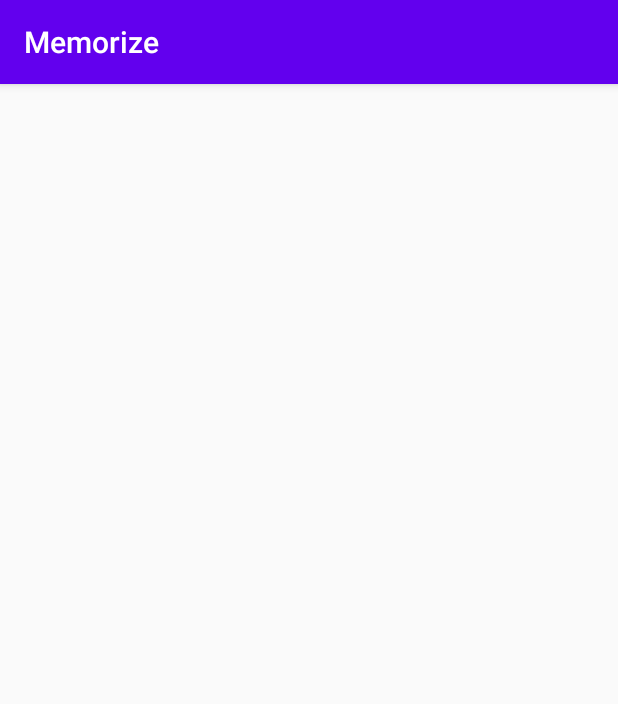
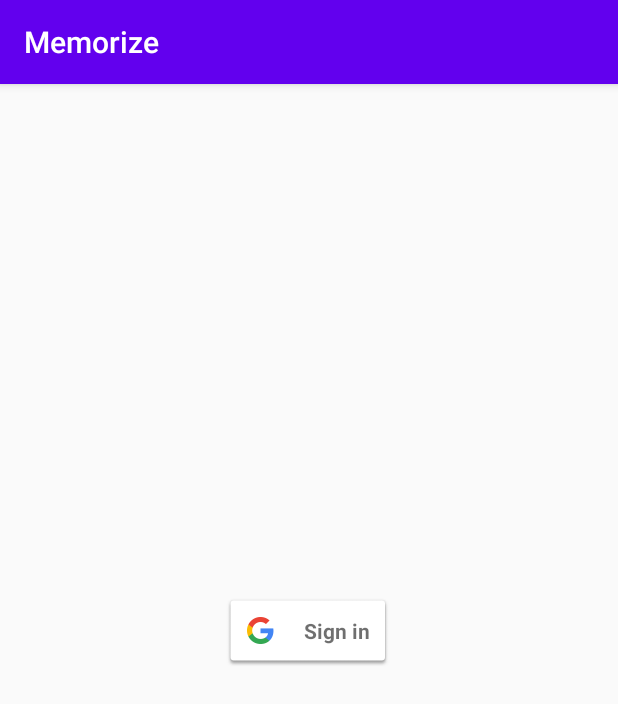
Before and after one commit to ddimoski/memorize, an Android app: the screen it shows after launch (MainActivity), on a phone screen of 412 x 824 dp. Shown: the top 704 px of the screen. Run offline under Robolectric (Android 15) with nearby library versions, the phone set to English and light mode, and no system bars.

Commit message:
successfully added google sign in option

```diff
--- a/app/build.gradle
+++ b/app/build.gradle
@@ -49,4 +49,10 @@ dependencies {
 
     // optional - Test helpers
     testImplementation "androidx.room:room-testing:$room_version"
+
+    implementation 'com.google.android.gms:play-services-auth:18.1.0'
+
+    implementation 'com.github.bumptech.glide:glide:4.11.0'
+    annotationProcessor 'com.github.bumptech.glide:compiler:4.11.0'
+
 }
--- a/app/src/main/AndroidManifest.xml
+++ b/app/src/main/AndroidManifest.xml
@@ -11,6 +11,8 @@
         android:roundIcon="@mipmap/ic_launcher_round"
         android:supportsRtl="true"
         android:theme="@style/AppTheme">
+        <activity android:name=".ProfileActivity"></activity>
+        <activity android:name=".HomeActivity" />
         <activity android:name=".MainActivity">
             <intent-filter>
                 <action android:name="android.intent.action.MAIN" />
--- a/app/src/main/java/com/finki/mpip/memorize/MainActivity.kt
+++ b/app/src/main/java/com/finki/mpip/memorize/MainActivity.kt
@@ -1,11 +1,86 @@
 package com.finki.mpip.memorize
 
+import android.content.Intent
+import android.os.Bundle
+import android.util.Log
+import android.view.View
+import android.widget.Toast
+import androidx.annotation.NonNull
 import androidx.appcompat.app.AppCompatActivity
-import android.os.Bundle
+import com.google.android.gms.auth.api.signin.GoogleSignIn
+import com.google.android.gms.auth.api.signin.GoogleSignInAccount
+import com.google.android.gms.auth.api.signin.GoogleSignInClient
+import com.google.android.gms.auth.api.signin.GoogleSignInOptions
+import com.google.android.gms.common.SignInButton
+import com.google.android.gms.common.api.ApiException
+import com.google.android.gms.tasks.OnCompleteListener
+import com.google.android.gms.tasks.Task
+
 
 class MainActivity : AppCompatActivity() {
+
+    private lateinit var signInButton: SignInButton
+    private lateinit var mGoogleSignInClient: GoogleSignInClient
+    private val RC_SIGN_IN = 1
+
     override fun onCreate(savedInstanceState: Bundle?) {
         super.onCreate(savedInstanceState)
         setContentView(R.layout.activity_main)
+
+        signInButton = findViewById(R.id.sign_in_button)
+        signInButton.setSize(SignInButton.SIZE_STANDARD)
+
+        signInButton.setOnClickListener { view ->
+            signInWithGoogle(view)
+        }
+
+        // Configure sign-in to request the user's ID, email address, and basic
+        // profile. ID and basic profile are included in DEFAULT_SIGN_IN.
+        val gso = GoogleSignInOptions.Builder(GoogleSignInOptions.DEFAULT_SIGN_IN)
+            .requestEmail()
+            .build()
+
+        mGoogleSignInClient = GoogleSignIn.getClient(this, gso)
+
     }
+
+    override fun onStart() {
+        super.onStart()
+        // Check for existing Google Sign In account, if the user is already signed in the GoogleSignInAccount will be non-null.
+        val account = GoogleSignIn.getLastSignedInAccount(this)
+        //updateUI(account)
+        //TODO: REDIRECT TO THE NEW ACTIVITY IF SIGNED IN (NEW INTENT) - maybe send the account?
+    }
+
+    fun signInWithGoogle(view: View) {
+        val signInIntent = mGoogleSignInClient.signInIntent
+        startActivityForResult(signInIntent, RC_SIGN_IN)
+    }
+
+    override fun onActivityResult(requestCode: Int, resultCode: Int, data: Intent?) {
+        super.onActivityResult(requestCode, resultCode, data)
+        if (requestCode == RC_SIGN_IN) {
+            // The Task returned from this call is always completed, no need to attach
+            // a listener.
+            val task: Task<GoogleSignInAccount> = GoogleSignIn.getSignedInAccountFromIntent(data);
+            handleSignInResult(task);
+        }
+
+    }
+
+    private fun handleSignInResult(completedTask: Task<GoogleSignInAccount>) {
+        try {
+            val account = completedTask.getResult(ApiException::class.java)
+            // Signed in successfully, show authenticated UI.
+            val homeIntent: Intent = Intent(this, HomeActivity::class.java)
+            homeIntent.putExtra("account", account)
+            startActivity(homeIntent)
+        } catch (e: ApiException) {
+            // The ApiException status code indicates the detailed failure reason.
+            // Please refer to the GoogleSignInStatusCodes class reference for more information.
+            Log.w("Error: ", "Sign in failed with code: " + e.statusCode)
+            //TODO: REFRESH ACTIVITY? or toast
+        }
+    }
+
 }
--- a/app/src/main/res/layout/activity_main.xml
+++ b/app/src/main/res/layout/activity_main.xml
@@ -4,4 +4,18 @@
     xmlns:tools="http://schemas.android.com/tools"
     android:layout_width="match_parent"
     android:layout_height="match_parent"
-    tools:context=".MainActivity"/>
+
+    tools:context=".MainActivity">
+
+    <com.google.android.gms.common.SignInButton
+        android:id="@+id/sign_in_button"
+        android:layout_width="wrap_content"
+        android:layout_height="wrap_content"
+        android:layout_marginTop="340dp"
+        android:onClick="signInWithGoogle"
+        app:layout_constraintEnd_toEndOf="parent"
+        app:layout_constraintHorizontal_bias="0.498"
+        app:layout_constraintStart_toStartOf="parent"
+        app:layout_constraintTop_toTopOf="parent" />
+
+</androidx.constraintlayout.widget.ConstraintLayout>
--- a/app/src/main/res/values/strings.xml
+++ b/app/src/main/res/values/strings.xml
@@ -1,3 +1,4 @@
 <resources>
     <string name="app_name">Memorize</string>
+    <string name="btn_sign_out">Sign out</string>
 </resources>
```
Also changed, not shown: app/src/main/java/com/finki/mpip/memorize/HomeActivity.kt (added, +53 -0 lines), app/src/main/java/com/finki/mpip/memorize/ProfileActivity.kt (added, +11 -0 lines), app/src/main/java/com/finki/mpip/memorize/domain/User.kt (added, +15 -0 lines), app/src/main/res/layout/activity_home.xml (added, +22 -0 lines), app/src/main/res/layout/activity_profile.xml (added, +10 -0 lines), app/src/main/java/com/finki/mpip/memorize/domain/FlashcardDao.kt (line endings or trailing spaces).
